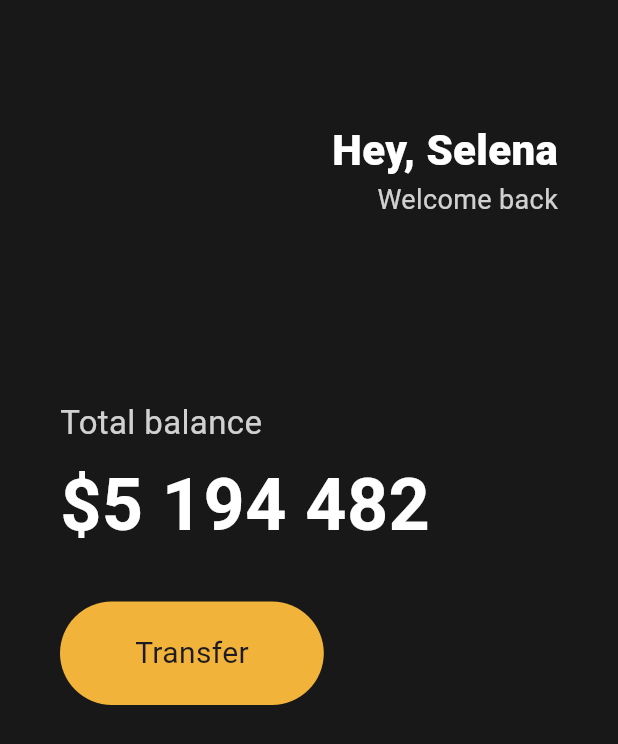
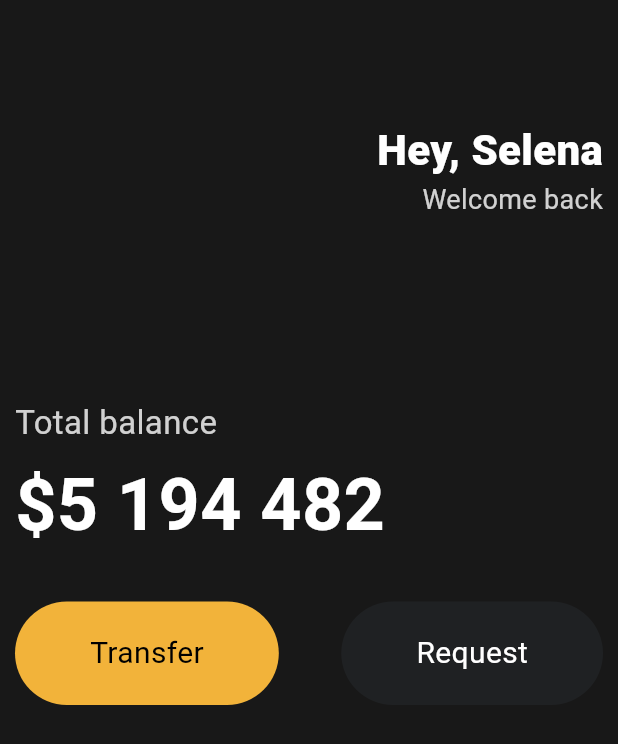
Before and after one commit to BaekSiyoon/StatelessWidget, a Flutter app: the screen it shows after launch, on a phone screen of 412 x 824 dp. Shown: the top 744 px of the screen. Run offline on Flutter 3.47's test engine with Material 3 defaults, Android fonts, the phone set to English and light mode, and no system bars.

Commit message:
button class

```diff
--- a/lib/main.dart
+++ b/lib/main.dart
@@ -1,4 +1,6 @@
 import 'package:flutter/material.dart';
+
+import 'widgets/button.dart';
 
 void main() {
   runApp(const App());
@@ -14,7 +16,7 @@ class App extends StatelessWidget {
           backgroundColor: const Color(0xFF181818),
           body: Padding(
             padding: const EdgeInsets.symmetric(
-              horizontal: 40,
+              horizontal: 10,
             ),
             child: Column(
               crossAxisAlignment: CrossAxisAlignment.start,
@@ -70,24 +72,18 @@ class App extends StatelessWidget {
                 const SizedBox(
                   height: 30,
                 ),
-                Row(
+                const Row(
+                  mainAxisAlignment: MainAxisAlignment.spaceBetween,
                   children: [
-                    Container(
-                      decoration: BoxDecoration(
-                          color: const Color(0xFFF2B33A),
-                          borderRadius: BorderRadius.circular(45)),
-                      child: const Padding(
-                        padding: EdgeInsets.symmetric(
-                          vertical: 20,
-                          horizontal: 50,
-                        ),
-                        child: Text(
-                          'Transfer',
-                          style: TextStyle(
-                            fontSize: 20,
-                          ),
-                        ),
-                      ),
+                    Button(
+                      text: 'Transfer',
+                      bgColor: Color(0xFFF2B33A),
+                      textColor: Colors.black,
+                    ),
+                    Button(
+                      text: 'Request',
+                      bgColor: Color(0xFF1F2123),
+                      textColor: Colors.white,
                     ),
                   ],
                 )
--- /dev/null
+++ b/lib/widgets/button.dart
@@ -0,0 +1,36 @@
+import 'package:flutter/material.dart';
+
+class Button extends StatelessWidget {
+  // 프로퍼티
+  final String text;
+  final Color bgColor;
+  final Color textColor;
+
+  // 생성자 함수
+  const Button(
+      {super.key,
+      required this.text,
+      required this.bgColor,
+      required this.textColor});
+
+  @override
+  Widget build(BuildContext context) {
+    return Container(
+      decoration: BoxDecoration(
+          color: bgColor, borderRadius: BorderRadius.circular(45)),
+      child: Padding(
+        padding: const EdgeInsets.symmetric(
+          vertical: 20,
+          horizontal: 50,
+        ),
+        child: Text(
+          text,
+          style: TextStyle(
+            color: textColor,
+            fontSize: 20,
+          ),
+        ),
+      ),
+    );
+  }
+}
```
